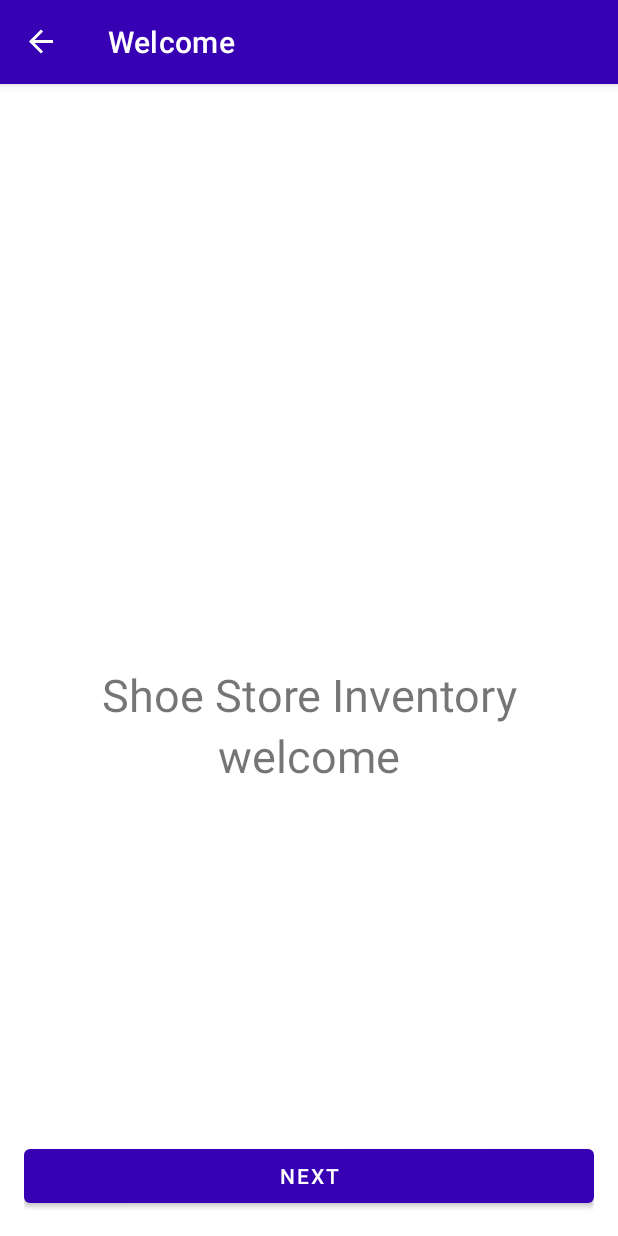
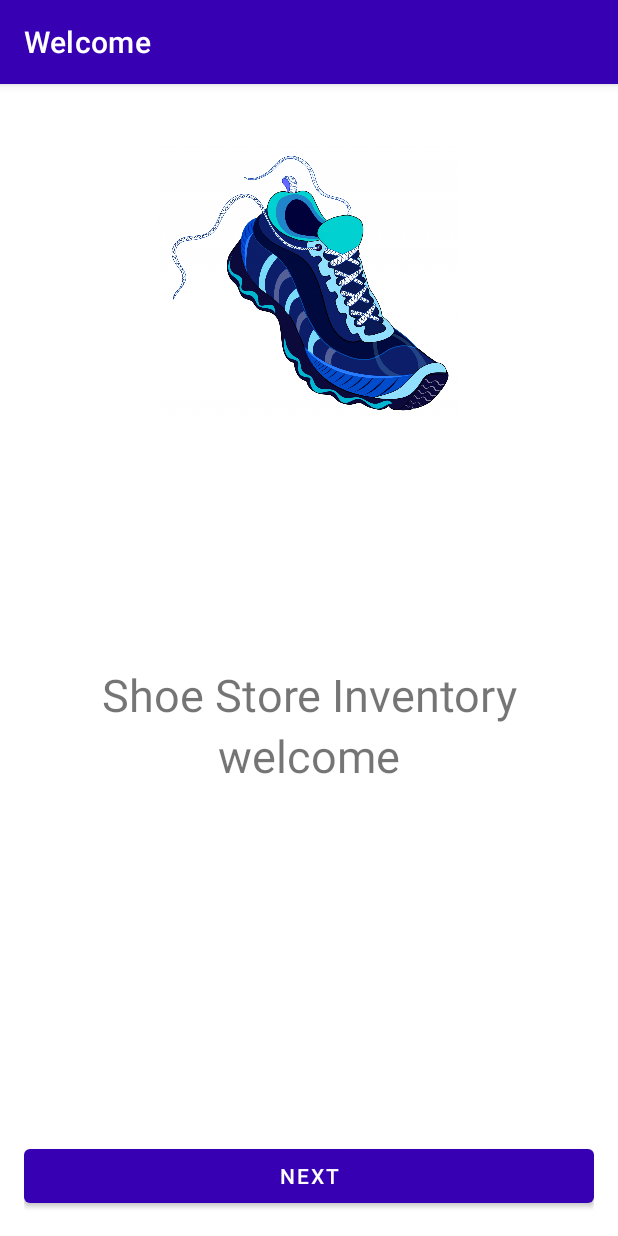
Before and after one commit to islamelhady/Shoe_Store_Inventory, an Android app: the WelcomeFragment screen opened through its navigation route, on a phone screen of 412 x 824 dp. Run offline under Robolectric (Android 15) with nearby library versions, the light colour scheme and no system bars; our stand-ins replace data binding, navigation-ui.

Commit message:
Hide the back button in the action bar from the screens,using AppBarConfiguration. and add image in welcome screen

```diff
--- a/app/src/main/java/com/elhady/inventory/MainActivity.kt
+++ b/app/src/main/java/com/elhady/inventory/MainActivity.kt
@@ -5,6 +5,8 @@ import android.os.Bundle
 import androidx.databinding.DataBindingUtil
 import androidx.navigation.NavController
 import androidx.navigation.fragment.NavHostFragment
+import androidx.navigation.fragment.findNavController
+import androidx.navigation.ui.AppBarConfiguration
 import androidx.navigation.ui.setupActionBarWithNavController
 import com.elhady.inventory.databinding.ActivityMainBinding
 
@@ -12,15 +14,26 @@ class MainActivity : AppCompatActivity() {
 
     private lateinit var binding: ActivityMainBinding
     private lateinit var navController: NavController
+    private lateinit var appBarConfiguration: AppBarConfiguration
 
     override fun onCreate(savedInstanceState: Bundle?) {
         super.onCreate(savedInstanceState)
 
         binding = DataBindingUtil.setContentView(this, R.layout.activity_main)
-        val navHostFragment = supportFragmentManager.findFragmentById(R.id.nav_host_fragment) as NavHostFragment
-        navController = navHostFragment.navController
+        val navHostFragment =
+            supportFragmentManager.findFragmentById(R.id.nav_host_fragment) as NavHostFragment
+        navController = navHostFragment.findNavController()
 
-        setupActionBarWithNavController(navController)
+        /**
+         * Hide the back button in the action bar from the screens, where there is no other fragment to go back to
+         */
+        appBarConfiguration = AppBarConfiguration.Builder(
+            R.id.instructionsFragment,
+            R.id.welcomeFragment,
+            R.id.loginFragment,
+            R.id.shoeListFragment
+        ).build()
+        setupActionBarWithNavController(navController, appBarConfiguration)
     }
 
     /**
--- a/app/src/main/res/layout/fragment_welcome.xml
+++ b/app/src/main/res/layout/fragment_welcome.xml
@@ -18,6 +18,15 @@
         android:padding="@dimen/side_margin"
         tools:context=".ui.WelcomeFragment">
 
+        <ImageView
+            android:id="@+id/imageWelcom"
+            android:layout_width="200dp"
+            android:layout_height="200dp"
+            android:layout_marginTop="@dimen/side_margin"
+            android:src="@drawable/welcom"
+            app:layout_constraintStart_toStartOf="parent"
+            app:layout_constraintEnd_toEndOf="parent"
+            app:layout_constraintTop_toTopOf="parent"/>
 
         <TextView
             android:id="@+id/shoeTextView"
```
Also changed, not shown: app/src/main/res/drawable/welcom.jpg (added).
